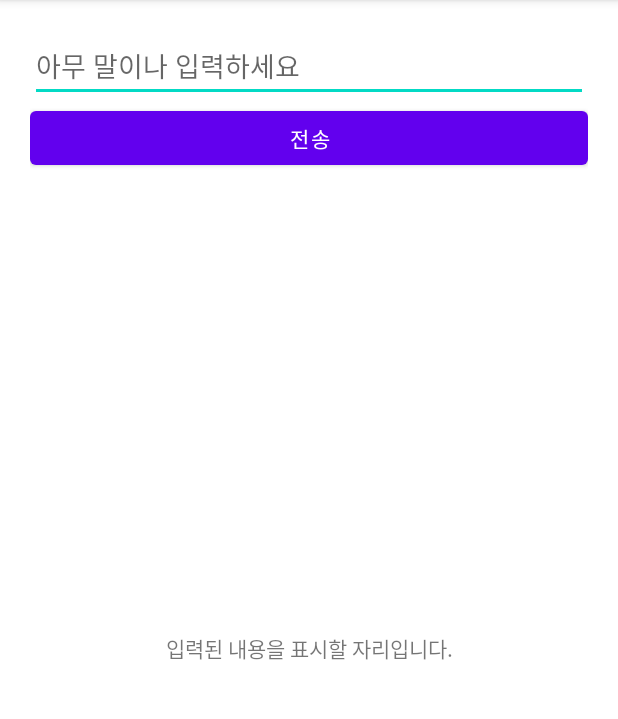
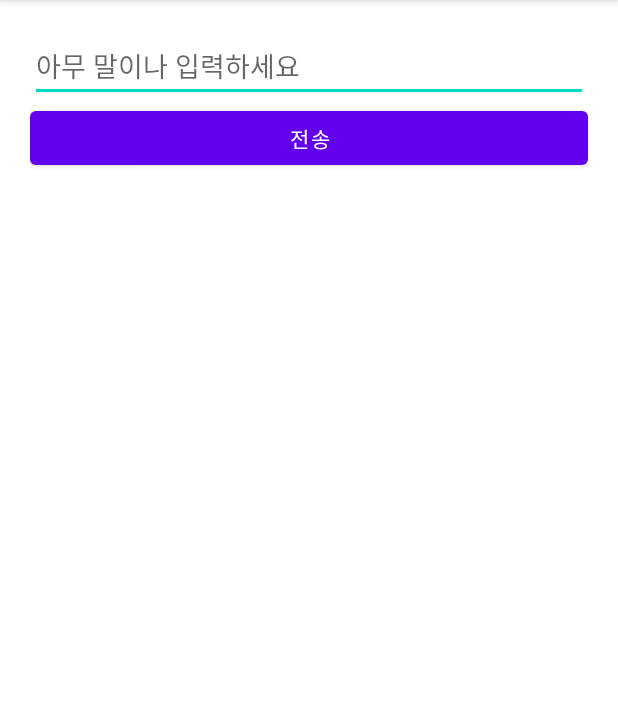
Before and after one commit to ooooo5h/KotlinBasic2_20210313, an Android app: the screen it shows after launch (MainActivity), after a tap on "전송", on a phone screen of 412 x 824 dp, the part 84-803 px from its top. Run offline under Robolectric (Android 15) with nearby library versions, the phone set to English and light mode, and no system bars.

Commit message:
입력된 내용들 텍스트뷰에 반영

```diff
--- a/app/src/main/java/com/neppplus/kotlinbasic2_20210313/MainActivity.kt
+++ b/app/src/main/java/com/neppplus/kotlinbasic2_20210313/MainActivity.kt
@@ -13,6 +13,19 @@ class MainActivity : AppCompatActivity() {
         sendBtn.setOnClickListener {
 
 
+//            버튼이 눌리면,
+//            1. inputEdt에 적힌 내용을 => inputMessage변수에 메모해라.
+
+            val inputMessage = inputEdt.text.toString()
+
+//            2. contentTxt의 text속성값을 => inputMessage에 적힌 값으로 변경:set
+
+            contentTxt.text = inputMessage
+
+
+
+
+
 
         }
 
--- a/app/src/main/res/layout/activity_main.xml
+++ b/app/src/main/res/layout/activity_main.xml
@@ -22,7 +22,7 @@
         android:text="전송" />
 
     <TextView
-        android:id="@+id/contentTx"
+        android:id="@+id/contentTxt"
         android:layout_width="match_parent"
         android:layout_height="match_parent"
         android:gravity="center"
```
